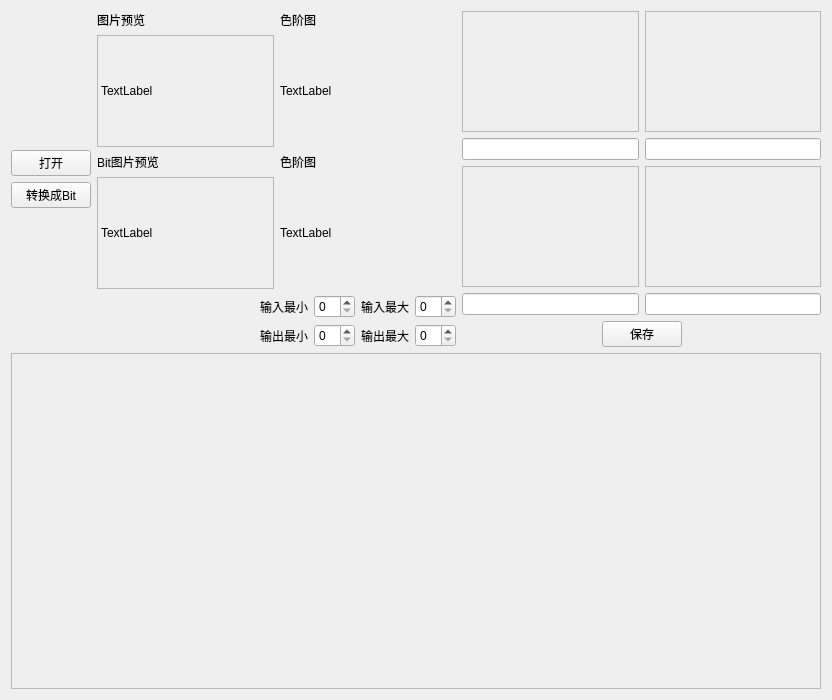
Old version of the form widget.ui in the repository cx-star/Captcha.
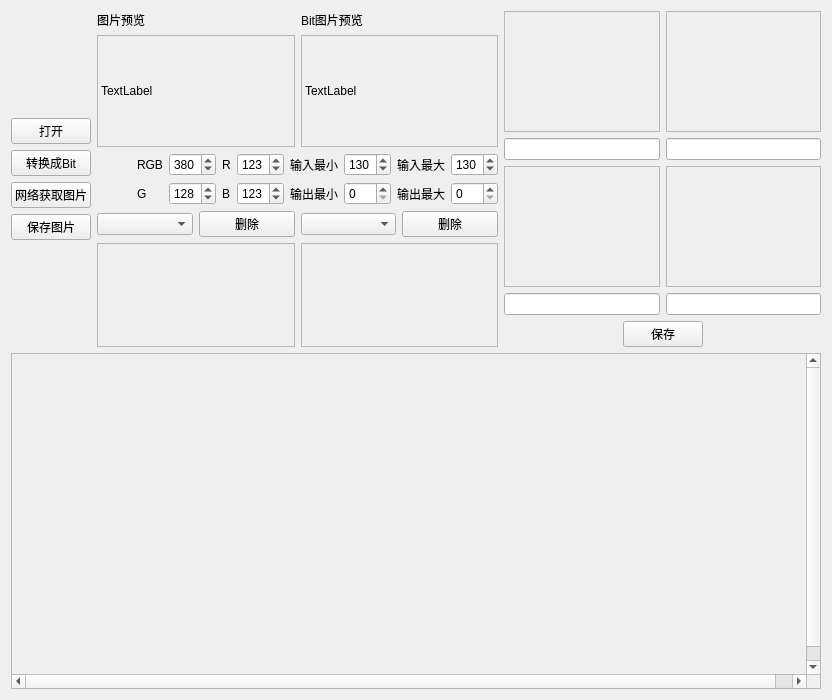
New version of the form.

What changed in the file:
```diff
--- a/widget.ui
+++ b/widget.ui
@@ -13,7 +13,7 @@
   <property name="windowTitle">
    <string>Widget</string>
   </property>
-  <layout class="QVBoxLayout" name="verticalLayout_10">
+  <layout class="QVBoxLayout" name="verticalLayout_6">
    <item>
     <layout class="QHBoxLayout" name="horizontalLayout_5">
      <item>
@@ -45,6 +45,20 @@
          </property>
         </widget>
        </item>
+       <item>
+        <widget class="QPushButton" name="pushButtonGetImageFromNet">
+         <property name="text">
+          <string>网络获取图片</string>
+         </property>
+        </widget>
+       </item>
+       <item>
+        <widget class="QPushButton" name="pushButtonSaveImg">
+         <property name="text">
+          <string>保存图片</string>
+         </property>
+        </widget>
+       </item>
        <item>
         <spacer name="verticalSpacer_2">
          <property name="orientation">
@@ -61,7 +75,7 @@
       </layout>
      </item>
      <item>
-      <layout class="QVBoxLayout" name="verticalLayout_6">
+      <layout class="QVBoxLayout" name="verticalLayout_3">
        <item>
         <layout class="QHBoxLayout" name="horizontalLayout">
          <item>
@@ -92,34 +106,6 @@
           </layout>
          </item>
          <item>
-          <layout class="QVBoxLayout" name="verticalLayout">
-           <item>
-            <widget class="QLabel" name="label_7">
-             <property name="text">
-              <string>色阶图</string>
-             </property>
-            </widget>
-           </item>
-           <item>
-            <widget class="QLabel" name="labelImgLevels">
-             <property name="sizePolicy">
-              <sizepolicy hsizetype="Expanding" vsizetype="Expanding">
-               <horstretch>0</horstretch>
-               <verstretch>0</verstretch>
-              </sizepolicy>
-             </property>
-             <property name="text">
-              <string>TextLabel</string>
-             </property>
-            </widget>
-           </item>
-          </layout>
-         </item>
-        </layout>
-       </item>
-       <item>
-        <layout class="QHBoxLayout" name="horizontalLayout_2">
-         <item>
           <layout class="QVBoxLayout" name="verticalLayout_4">
            <item>
             <widget class="QLabel" name="label_8">
@@ -147,72 +133,96 @@
           </layout>
          </item>
          <item>
-          <layout class="QVBoxLayout" name="verticalLayout_3">
-           <item>
-            <widget class="QLabel" name="label_9">
-             <property name="text">
-              <string>色阶图</string>
-             </property>
-            </widget>
-           </item>
-           <item>
-            <widget class="QLabel" name="labelBitLevels">
-             <property name="sizePolicy">
-              <sizepolicy hsizetype="Expanding" vsizetype="Expanding">
-               <horstretch>0</horstretch>
-               <verstretch>0</verstretch>
-              </sizepolicy>
-             </property>
-             <property name="text">
-              <string>TextLabel</string>
-             </property>
-            </widget>
-           </item>
-          </layout>
+          <layout class="QVBoxLayout" name="verticalLayout"/>
          </item>
         </layout>
        </item>
        <item>
         <layout class="QGridLayout" name="gridLayout">
-         <item row="0" column="4">
-          <widget class="QSpinBox" name="spinBoxInMax"/>
-         </item>
-         <item row="0" column="3">
-          <widget class="QLabel" name="label_2">
-           <property name="text">
-            <string>输入最大</string>
+         <item row="0" column="2">
+          <widget class="QSpinBox" name="spinBoxRGB">
+           <property name="maximum">
+            <number>500</number>
+           </property>
+           <property name="value">
+            <number>380</number>
            </property>
           </widget>
          </item>
-         <item row="1" column="1">
+         <item row="1" column="5">
           <widget class="QLabel" name="label_3">
            <property name="text">
             <string>输出最小</string>
            </property>
           </widget>
          </item>
-         <item row="1" column="2">
-          <widget class="QSpinBox" name="spinBoxOutMin"/>
-         </item>
          <item row="1" column="4">
-          <widget class="QSpinBox" name="spinBoxOutMax"/>
+          <widget class="QSpinBox" name="spinBoxB">
+           <property name="maximum">
+            <number>255</number>
+           </property>
+           <property name="value">
+            <number>123</number>
+           </property>
+          </widget>
          </item>
-         <item row="1" column="3">
-          <widget class="QLabel" name="label_4">
-           <property name="text">
-            <string>输出最大</string>
+         <item row="0" column="4">
+          <widget class="QSpinBox" name="spinBoxR">
+           <property name="maximum">
+            <number>255</number>
            </property>
+           <property name="value">
+            <number>123</number>
+           </property>
           </widget>
          </item>
-         <item row="0" column="1">
+         <item row="0" column="8">
+          <widget class="QSpinBox" name="spinBoxInMax">
+           <property name="maximum">
+            <number>255</number>
+           </property>
+           <property name="value">
+            <number>130</number>
+           </property>
+          </widget>
+         </item>
+         <item row="0" column="5">
           <widget class="QLabel" name="label">
            <property name="text">
             <string>输入最小</string>
            </property>
           </widget>
          </item>
-         <item row="0" column="2">
-          <widget class="QSpinBox" name="spinBoxInMin"/>
+         <item row="0" column="7">
+          <widget class="QLabel" name="label_2">
+           <property name="text">
+            <string>输入最大</string>
+           </property>
+          </widget>
+         </item>
+         <item row="1" column="7">
+          <widget class="QLabel" name="label_4">
+           <property name="text">
+            <string>输出最大</string>
+           </property>
+          </widget>
+         </item>
+         <item row="0" column="6">
+          <widget class="QSpinBox" name="spinBoxInMin">
+           <property name="maximum">
+            <number>255</number>
+           </property>
+           <property name="value">
+            <number>130</number>
+           </property>
+          </widget>
+         </item>
+         <item row="0" column="1">
+          <widget class="QLabel" name="label_5">
+           <property name="text">
+            <string>RGB</string>
+           </property>
+          </widget>
          </item>
          <item row="0" column="0">
           <spacer name="horizontalSpacer">
@@ -227,6 +237,101 @@
            </property>
           </spacer>
          </item>
+         <item row="1" column="6">
+          <widget class="QSpinBox" name="spinBoxOutMin"/>
+         </item>
+         <item row="1" column="8">
+          <widget class="QSpinBox" name="spinBoxOutMax"/>
+         </item>
+         <item row="1" column="3">
+          <widget class="QLabel" name="label_11">
+           <property name="text">
+            <string>B</string>
+           </property>
+          </widget>
+         </item>
+         <item row="1" column="1">
+          <widget class="QLabel" name="label_12">
+           <property name="text">
+            <string>G</string>
+           </property>
+          </widget>
+         </item>
+         <item row="1" column="2">
+          <widget class="QSpinBox" name="spinBoxG">
+           <property name="maximum">
+            <number>255</number>
+           </property>
+           <property name="value">
+            <number>128</number>
+           </property>
+          </widget>
+         </item>
+         <item row="0" column="3">
+          <widget class="QLabel" name="label_10">
+           <property name="text">
+            <string>R</string>
+           </property>
+          </widget>
+         </item>
+        </layout>
+       </item>
+       <item>
+        <layout class="QGridLayout" name="gridLayout_2">
+         <item row="0" column="0">
+          <widget class="QComboBox" name="comboBoxData1"/>
+         </item>
+         <item row="0" column="1">
+          <widget class="QPushButton" name="pushButtonDel1">
+           <property name="text">
+            <string>删除</string>
+           </property>
+          </widget>
+         </item>
+         <item row="0" column="2">
+          <widget class="QComboBox" name="comboBoxData2"/>
+         </item>
+         <item row="0" column="3">
+          <widget class="QPushButton" name="pushButtonDel2">
+           <property name="text">
+            <string>删除</string>
+           </property>
+          </widget>
+         </item>
+         <item row="1" column="0" colspan="2">
+          <widget class="QScrollArea" name="scrollAreaData1">
+           <property name="widgetResizable">
+            <bool>true</bool>
+           </property>
+           <widget class="QWidget" name="scrollAreaWidgetContents_6">
+            <property name="geometry">
+             <rect>
+              <x>0</x>
+              <y>0</y>
+              <width>191</width>
+              <height>104</height>
+             </rect>
+            </property>
+           </widget>
+          </widget>
+         </item>
+         <item row="1" column="2" colspan="2">
+          <widget class="QScrollArea" name="scrollAreaData2">
+           <property name="widgetResizable">
+            <bool>true</bool>
+           </property>
+           <widget class="QWidget" name="scrollAreaWidgetContents_7">
+            <property name="geometry">
+             <rect>
+              <x>0</x>
+              <y>0</y>
+              <width>191</width>
+              <height>104</height>
+             </rect>
+            </property>
+           </widget>
+          </widget>
+         </item>
         </layout>
        </item>
       </layout>
@@ -239,15 +344,12 @@
           <layout class="QVBoxLayout" name="verticalLayout_8">
            <item>
             <widget class="QScrollArea" name="scrollAreaOneChar1">
-             <property name="widgetResizable">
-              <bool>true</bool>
-             </property>
              <widget class="QWidget" name="scrollAreaWidgetContents_2">
               <property name="geometry">
                <rect>
                 <x>0</x>
                 <y>0</y>
-                <width>172</width>
+                <width>152</width>
                 <height>119</height>
                </rect>
               </property>
@@ -259,15 +361,12 @@
            </item>
            <item>
             <widget class="QScrollArea" name="scrollAreaOneChar2">
-             <property name="widgetResizable">
-              <bool>true</bool>
-             </property>
              <widget class="QWidget" name="scrollAreaWidgetContents_4">
               <property name="geometry">
                <rect>
                 <x>0</x>
                 <y>0</y>
-                <width>172</width>
+                <width>152</width>
                 <height>118</height>
                </rect>
               </property>
@@ -283,15 +382,12 @@
           <layout class="QVBoxLayout" name="verticalLayout_7">
            <item>
             <widget class="QScrollArea" name="scrollAreaOneChar3">
-             <property name="widgetResizable">
-              <bool>true</bool>
-             </property>
              <widget class="QWidget" name="scrollAreaWidgetContents_3">
               <property name="geometry">
                <rect>
                 <x>0</x>
                 <y>0</y>
-                <width>171</width>
+                <width>152</width>
                 <height>119</height>
                </rect>
               </property>
@@ -303,15 +399,12 @@
            </item>
            <item>
             <widget class="QScrollArea" name="scrollAreaOneChar4">
-             <property name="widgetResizable">
-              <bool>true</bool>
-             </property>
              <widget class="QWidget" name="scrollAreaWidgetContents_5">
               <property name="geometry">
                <rect>
                 <x>0</x>
                 <y>0</y>
-                <width>171</width>
+                <width>152</width>
                 <height>118</height>
                </rect>
               </property>
@@ -369,7 +462,7 @@
    <item>
     <widget class="QScrollArea" name="scrollArea">
      <property name="widgetResizable">
-      <bool>true</bool>
+      <bool>false</bool>
      </property>
      <widget class="QWidget" name="scrollAreaWidgetContents">
       <property name="geometry">
```
Left out of the diff: 30 changed lines with no effect on the pictures.
